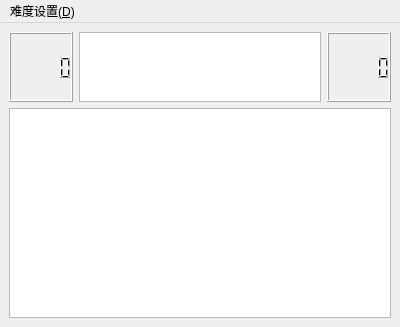
The window that mainwindow.ui (MCJiu/Minesweeper_GUI) describes before a commit, drawn with Qt 5.
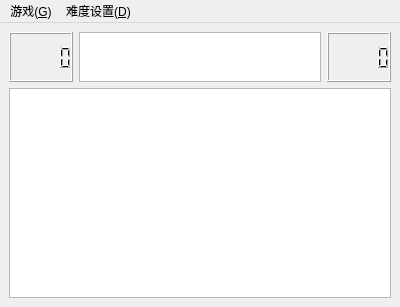
The same window after the commit.

Commit message: add difficulty selection, remainMine counter and timer

```diff
--- a/mainwindow.ui
+++ b/mainwindow.ui
@@ -18,13 +18,37 @@
     <item>
      <layout class="QHBoxLayout" name="horizontalLayout">
       <item>
-       <widget class="QLCDNumber" name="lcdNumber"/>
+       <widget class="QLCDNumber" name="lcd_remainMine">
+        <property name="maximumSize">
+         <size>
+          <width>200</width>
+          <height>50</height>
+         </size>
+        </property>
+        <property name="digitCount">
+         <number>5</number>
+        </property>
+       </widget>
       </item>
       <item>
-       <widget class="QGraphicsView" name="graphicsView"/>
+       <widget class="QGraphicsView" name="graphicsView">
+        <property name="maximumSize">
+         <size>
+          <width>16777215</width>
+          <height>50</height>
+         </size>
+        </property>
+       </widget>
       </item>
       <item>
-       <widget class="QLCDNumber" name="lcdNumber_2"/>
+       <widget class="QLCDNumber" name="lcd_timer">
+        <property name="maximumSize">
+         <size>
+          <width>200</width>
+          <height>50</height>
+         </size>
+        </property>
+       </widget>
       </item>
      </layout>
     </item>
@@ -59,6 +83,15 @@
     <addaction name="separator"/>
     <addaction name="actionCustomize_C"/>
    </widget>
+   <widget class="QMenu" name="menu_G">
+    <property name="title">
+     <string>游戏(&amp;G)</string>
+    </property>
+    <addaction name="actionNewGame_N"/>
+    <addaction name="separator"/>
+    <addaction name="actionQuit_Q"/>
+   </widget>
+   <addaction name="menu_G"/>
    <addaction name="menu_D"/>
   </widget>
   <action name="actionPrimary_P">
```
Left out of the diff: 29 changed lines with no effect on the pictures. The commit also changes 19 other files.
